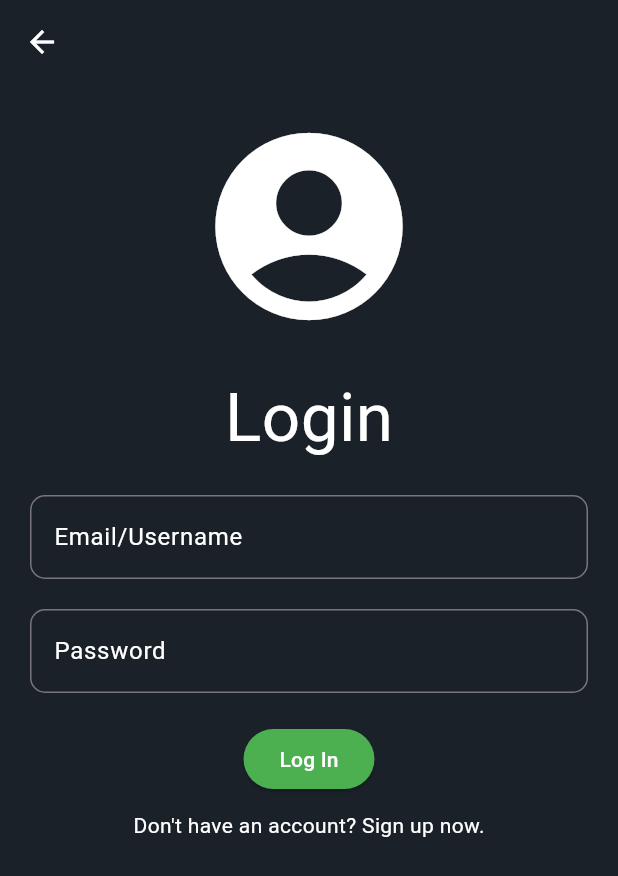
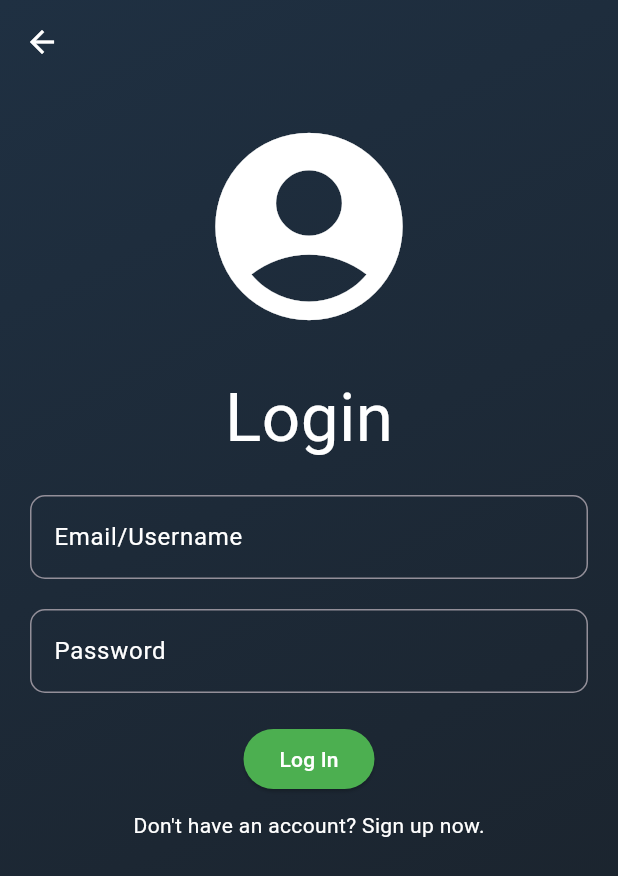
Before and after one commit to CSC-4350-SP2024/Team10, a Flutter app: the screen it shows after launch, after a tap on "Login", on a phone screen of 412 x 824 dp. Shown: the top 876 px of the screen. Run offline on Flutter 3.47's test engine with Material 3 defaults, Android fonts, the phone set to English and light mode, and no system bars; our stand-ins replace cloud_firestore, firebase_auth, firebase_core; missing offline and left inert: confirm_dialog; accounts and stored records are empty; network calls fail.

Commit message:
updated themes file to create light/dark mode, a gradient bg widget and customAppBar
CustomAppBar currently accepts a title (can be empty), an optional icon, screen, and a boolean value that gives the appbar a go back button.

Gradient and appbar has been added to all screens for cohesion.

```diff
--- a/tinytaskapp/lib/login.dart
+++ b/tinytaskapp/lib/login.dart
@@ -1,9 +1,10 @@
 import 'package:flutter/material.dart';
 import 'package:firebase_auth/firebase_auth.dart';
-import 'package:tinytaskapp/homeScreen/home.dart';
-import 'package:tinytaskapp/processTasks/addTask.dart';
+//import 'package:tinytaskapp/homeScreen/home.dart';
+// import 'package:tinytaskapp/processTasks/addTask.dart';
 import 'nav.dart';
 import 'register.dart';
+import '/themes/theme.dart';
 
 class LoginScreen extends StatefulWidget {
   @override
@@ -37,11 +38,13 @@ class _LoginScreenState extends State<LoginScreen> {
 
   @override
   Widget build(BuildContext context) {
-    return Scaffold(
-      backgroundColor: Color.fromARGB(255, 26, 33, 41),
-      appBar: AppBar(
-        foregroundColor: Colors.white,
+    return Container(
+      decoration: gradientBackground(Theme.of(context)),
+      child: Scaffold(
         backgroundColor: Colors.transparent,
+        appBar: CustomAppBar(
+          title: '',
+          isReturnable: true,
         ),
         resizeToAvoidBottomInset: false,
         body: SafeArea(
@@ -140,12 +143,7 @@ class _LoginScreenState extends State<LoginScreen> {
             ),
           ),
         ),
+      ),
     );
   }
 }
-
-void main() {
-  runApp(MaterialApp(
-    home: LoginScreen(),
-  ));
-}
--- a/tinytaskapp/lib/main.dart
+++ b/tinytaskapp/lib/main.dart
@@ -3,6 +3,7 @@ import 'package:tinytaskapp/firebase_options.dart';
 import 'nav.dart';
 import 'package:firebase_core/firebase_core.dart';
 import 'userDirectory.dart';
+import './themes/theme.dart';
 
 void main() async {
   WidgetsFlutterBinding.ensureInitialized();
@@ -30,9 +31,7 @@ class TaskApp extends StatelessWidget {
     return MaterialApp(
       debugShowCheckedModeBanner: false,
       title: 'Task App',
-      theme: ThemeData(
-        primarySwatch: Colors.blue,
-      ),
+      theme: AppThemes.darkTheme(),
       home: const UserDirectoryScreen(),
     );
   }
--- a/tinytaskapp/lib/themes/theme.dart
+++ b/tinytaskapp/lib/themes/theme.dart
@@ -1,6 +1,100 @@
 import 'package:flutter/material.dart';
+import 'package:flutter/widgets.dart';
 
-final ThemeData tinyTaskTheme = ThemeData(
-  primarySwatch: Colors.blue,
-  fontFamily: 'Oxygen',
-);
+const darkTop = Color.fromARGB(255, 31, 48, 66);
+const darkBottom = Color.fromARGB(255, 26, 33, 41);
+const lightTop = Color.fromARGB(255, 226, 226, 226);
+const lightBottom = Color.fromARGB(255, 204, 204, 204);
+const fontColor = Color.fromARGB(255, 255, 255, 255);
+
+class AppThemes {
+  static ThemeData darkTheme() {
+    return ThemeData.dark().copyWith(
+      appBarTheme: const AppBarTheme(
+        backgroundColor: Colors.transparent,
+        foregroundColor: Colors.white,
+      ),
+      scaffoldBackgroundColor: darkTop,
+      canvasColor: Colors.transparent,
+    );
+  }
+
+  static ThemeData lightTheme() {
+    return ThemeData.light().copyWith(
+      appBarTheme: const AppBarTheme(
+        backgroundColor: Colors.transparent,
+        foregroundColor: Colors.black,
+      ),
+      scaffoldBackgroundColor: lightTop,
+      canvasColor: Colors.transparent,
+    );
+  }
+}
+
+Decoration gradientBackground(ThemeData theme) {
+  List<Color> currentColors;
+  if (theme.brightness == Brightness.dark) {
+    currentColors = [darkTop, darkBottom];
+  } else {
+    currentColors = [lightTop, lightBottom];
+  }
+  return BoxDecoration(
+    gradient: LinearGradient(
+      begin: Alignment.topLeft,
+      end: Alignment.bottomRight,
+      colors: currentColors,
+    ),
+  );
+}
+
+class CustomAppBar extends StatelessWidget implements PreferredSizeWidget {
+  final String title;
+  final bool isReturnable;
+  final Icon? icon;
+  final Widget? navigateTo;
+  final Function? onReturn;
+
+  CustomAppBar({
+    Key? key,
+    required this.title,
+    this.isReturnable = false,
+    this.icon,
+    this.navigateTo,
+    this.onReturn,
+  }) : super(key: key);
+
+  @override
+  Widget build(BuildContext context) {
+    return AppBar(
+      title: Text(title, style: const TextStyle(color: fontColor)),
+      backgroundColor: Colors.transparent,
+      scrolledUnderElevation: 0.0,
+      iconTheme: const IconThemeData(color: fontColor),
+      automaticallyImplyLeading: isReturnable,
+      centerTitle: true,
+      actions: [
+        if (!isReturnable && icon != null)
+          IconButton(
+            icon: icon!,
+            onPressed: () {
+              if (navigateTo != null) {
+                Navigator.of(context).push(
+                  MaterialPageRoute(builder: (context) => navigateTo!),
+                );
+              }
+            },
+          ),
+        if (isReturnable && onReturn != null)
+          IconButton(
+            icon: icon!,
+            onPressed: () {
+              onReturn!();
+            },
+          ),
+      ],
+    );
+  }
+
+  @override
+  Size get preferredSize => const Size.fromHeight(kToolbarHeight);
+}
--- a/tinytaskapp/lib/userDirectory.dart
+++ b/tinytaskapp/lib/userDirectory.dart
@@ -3,6 +3,7 @@ import 'package:flutter/material.dart';
 import 'package:flutter/widgets.dart';
 import 'login.dart';
 import 'register.dart';
+import '/themes/theme.dart';
 
 Color backgroundColorT = Color.fromARGB(255, 26, 33, 41);
 Color backgroundColorB = Color.fromARGB(255, 31, 48, 66);
@@ -14,19 +15,14 @@ class UserDirectoryScreen extends StatelessWidget {
   Widget build(BuildContext context) {
     return MaterialApp(
       debugShowCheckedModeBanner: false,
+      theme: AppThemes.lightTheme(),
       home: Container(
-        decoration: BoxDecoration(
-            gradient: LinearGradient(
-                begin: Alignment.topLeft,
-                end: Alignment.bottomRight,
-                colors: [
-              backgroundColorT,
-              backgroundColorB,
-            ])),
+        decoration: gradientBackground(Theme.of(context)),
         child: Scaffold(
           backgroundColor: Colors.transparent,
-          appBar: AppBar(
-            backgroundColor: Colors.transparent,
+          appBar: CustomAppBar(
+            title: '',
+            isReturnable: false,
           ),
           body: Column(
             mainAxisAlignment: MainAxisAlignment.center,
```
Also changed, not shown: tinytaskapp/lib/homeScreen/home.dart (+7 -26 lines), tinytaskapp/lib/processTasks/addTask.dart (+13 -22 lines), tinytaskapp/lib/processTasks/editTask.dart (+11 -10 lines), tinytaskapp/lib/processTasks/viewTasks.dart (+12 -38 lines), tinytaskapp/lib/register.dart (+8 -4 lines), tinytaskapp/lib/settings/editSettings.dart (added, +170 -0 lines), tinytaskapp/lib/settings/settings.dart (+14 -24 lines), 1 other file. Lines whose indentation alone changed are shown as unchanged.
